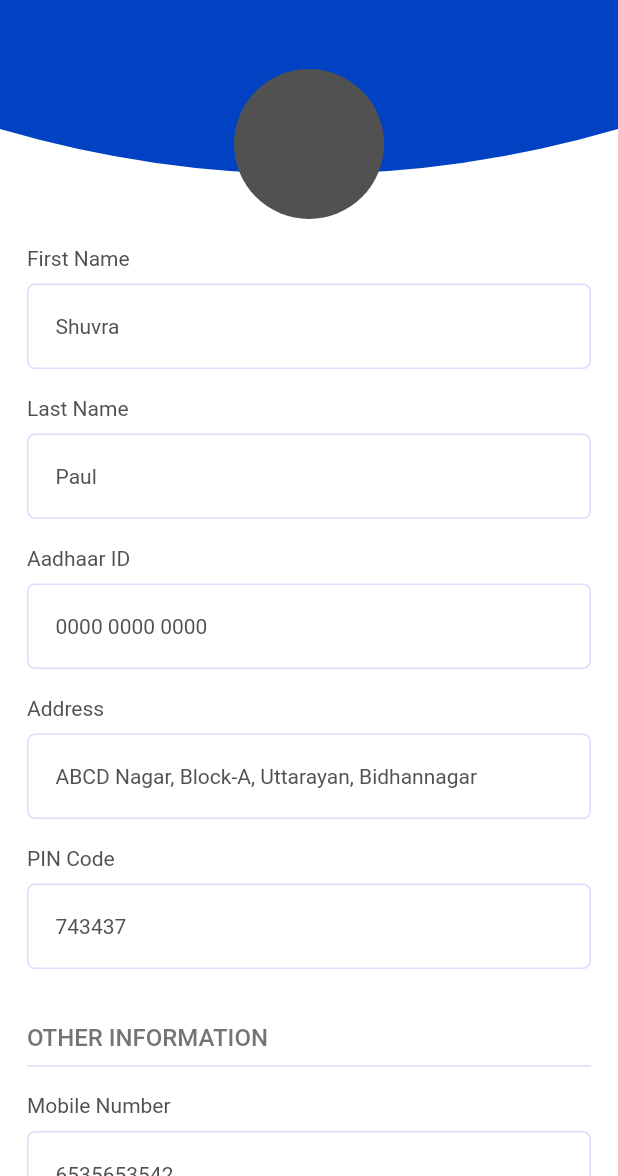
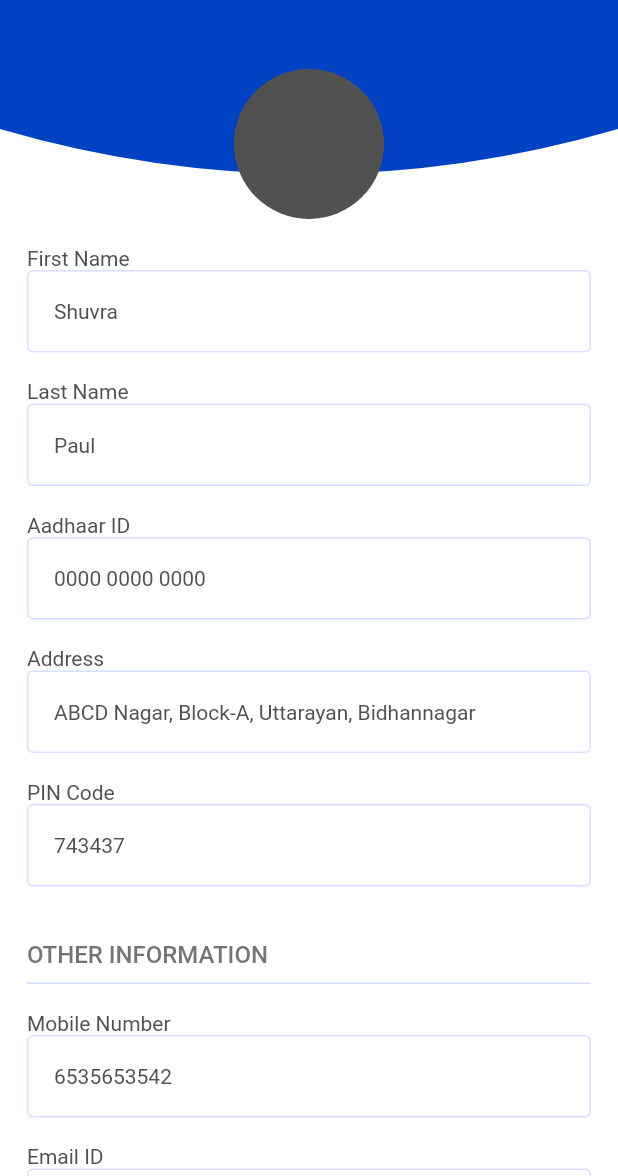
Before and after one commit to bijumondal18/distech_technology, a Flutter app: the EditProfileScreen screen opened directly, on a phone screen of 412 x 824 dp, the part 60-1236 px from its top. Run offline on Flutter 3.47's test engine with Material 2 defaults, Android fonts, the phone set to English and light mode, and no system bars; our stand-ins replace eva_icons_flutter; network calls fail.

Commit message:
text field border fixed. theme changes for custom textfield. safearea added for IOS devices.

```diff
--- a/lib/Features/Profile/Presentation/profile_screen.dart
+++ b/lib/Features/Profile/Presentation/profile_screen.dart
@@ -5,7 +5,6 @@ import 'package:distech_technology/Features/Profile/Widgets/profile_item_widget.
 import 'package:distech_technology/Utils/app_helper.dart';
 import 'package:distech_technology/Widgets/custom_app_bar.dart';
 import 'package:distech_technology/Widgets/custom_divider.dart';
-import 'package:distech_technology/Widgets/custom_text_field.dart';
 import 'package:flutter/material.dart';
 
 import '../../../Commons/app_colors.dart';
@@ -112,7 +111,7 @@ class _ProfileScreenState extends State<ProfileScreen> {
           onPressed: () {
             context.push(const EditProfileScreen());
           }),
-      floatingActionButtonLocation: FloatingActionButtonLocation.centerFloat,
+      //floatingActionButtonLocation: FloatingActionButtonLocation.centerFloat,
     );
   }
 }
--- a/lib/Features/PurchaseHistory/Presentation/purchase_history_screen.dart
+++ b/lib/Features/PurchaseHistory/Presentation/purchase_history_screen.dart
@@ -202,7 +202,8 @@ class _PurchaseHistoryScreenState extends State<PurchaseHistoryScreen> {
                         ),
                       ),
                       const CustomDivider(),
-                      Container(
+                      SafeArea(
+                        child: Container(
                             constraints: BoxConstraints(
                               maxHeight: MediaQuery.of(context).size.height * 0.4,
                             ),
@@ -222,7 +223,8 @@ class _PurchaseHistoryScreenState extends State<PurchaseHistoryScreen> {
                                         ticketItemModel: searchedList[index],
                                         itemIndex: index);
                                   })),
-                          ))
+                            )),
+                      )
                     ],
                   ),
                 ),
--- a/lib/Features/SoldTicket/Presentation/sold_ticket_screen.dart
+++ b/lib/Features/SoldTicket/Presentation/sold_ticket_screen.dart
@@ -149,7 +149,8 @@ class _SoldTicketScreenState extends State<SoldTicketScreen> {
                         ),
                       ),
                       const CustomDivider(),
-                      Container(
+                      SafeArea(
+                        child: Container(
                             constraints: BoxConstraints(
                               maxHeight:
                                   MediaQuery.of(context).size.height * 0.45,
@@ -170,7 +171,8 @@ class _SoldTicketScreenState extends State<SoldTicketScreen> {
                                         ticketItemModel: ticketItemList[index],
                                         itemIndex: index);
                                   })),
-                          ))
+                            )),
+                      )
                     ],
                   ),
                 ),
--- a/lib/Widgets/custom_text_field.dart
+++ b/lib/Widgets/custom_text_field.dart
@@ -58,15 +58,7 @@ class CustomTextField extends StatelessWidget {
                 style: Theme.of(context).textTheme.bodyMedium,
               )
             : const SizedBox(),
-        Container(
-          margin: labelText != ''
-              ? const EdgeInsets.only(top: AppSizes.kDefaultPadding / 2)
-              : EdgeInsets.zero,
-          decoration: BoxDecoration(
-              borderRadius:
-                  BorderRadius.circular(AppSizes.cardCornerRadius / 1.5),
-              border: Border.all(color: AppColors.bg)),
-          child: TextFormField(
+        TextFormField(
             autovalidateMode: AutovalidateMode.onUserInteraction,
             readOnly: readOnly ?? false,
             validator: validator,
@@ -83,36 +75,35 @@ class CustomTextField extends StatelessWidget {
             style: Theme.of(context).textTheme.bodyLarge!.copyWith(
                 fontSize: textSize ?? 16.0, fontWeight: FontWeight.w400),
             textAlign: textAlign!,
-            decoration: isBorder!
-                ? InputDecoration(
+            decoration:
+                //isBorder! ?
+                InputDecoration(
                     suffixIcon: suffixIcon,
                     prefixIcon: prefixIcon,
                     counterText: '',
                     contentPadding:
                         const EdgeInsets.all(AppSizes.kDefaultPadding),
-                    enabledBorder: const UnderlineInputBorder(
-                      borderSide: BorderSide(color: AppColors.lightGrey),
-                    ),
-                    focusedBorder: const UnderlineInputBorder(
-                      borderSide: BorderSide(color: AppColors.lightGrey),
-                    ),
                     hintText: hintText!,
                     hintStyle: Theme.of(context).textTheme.bodyMedium,
+                    errorStyle: Theme.of(context)
+                        .textTheme
+                        .bodyMedium!
+                        .copyWith(color: AppColors.secondary),
+                    errorMaxLines: 2,
                     labelStyle: Theme.of(context).textTheme.bodyLarge,
                     errorText: controller.text == "" ? errorText : null)
-                : InputDecoration(
-                    suffixIcon: suffixIcon,
-                    prefixIcon: prefixIcon,
-                    border: InputBorder.none,
-                    counterText: '',
-                    contentPadding:
-                        const EdgeInsets.all(AppSizes.kDefaultPadding),
-                    hintText: hintText!,
-                    hintStyle: Theme.of(context).textTheme.bodyMedium,
-                    labelStyle: Theme.of(context).textTheme.bodyLarge,
-                    errorText: controller.text == "" ? errorText : null),
-          ),
-        ),
+            // : InputDecoration(
+            //     suffixIcon: suffixIcon,
+            //     prefixIcon: prefixIcon,
+            //     border: InputBorder.none,
+            //     counterText: '',
+            //     contentPadding:
+            //         const EdgeInsets.all(AppSizes.kDefaultPadding),
+            //     hintText: hintText!,
+            //     hintStyle: Theme.of(context).textTheme.bodyMedium,
+            //     labelStyle: Theme.of(context).textTheme.bodyLarge,
+            //     errorText: controller.text == "" ? errorText : null),
+            ),
       ],
     );
   }
```
Also changed, not shown: lib/Commons/theme.dart (+15 -0 lines), lib/Features/Dashboard/Presentation/dashboard_screen.dart (+5 -2 lines), lib/Features/ReturnUnsoldTicket/Presentation/return_unsold_ticket_screen.dart (+6 -3 lines). Lines whose indentation alone changed are shown as unchanged.
